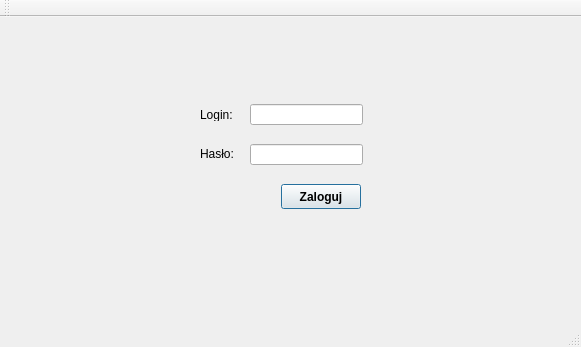
ekspensum/CPP_Projects, file WebServiceClient/loginwindow.ui: the form before one commit.
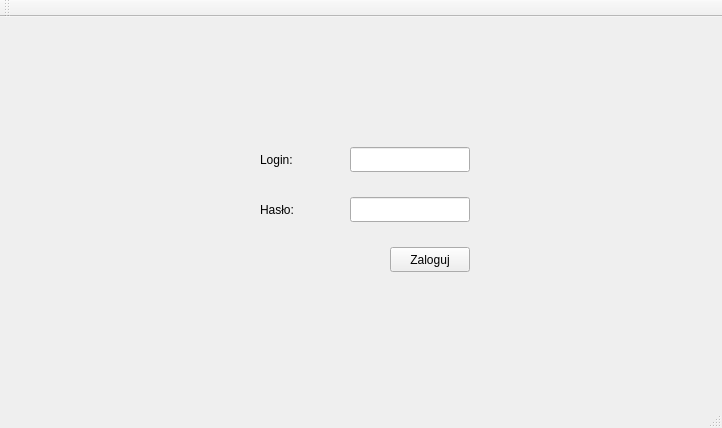
The form after the commit.

What changed in the file:
```diff
--- a/WebServiceClient/loginwindow.ui
+++ b/WebServiceClient/loginwindow.ui
@@ -6,72 +6,45 @@
    <rect>
     <x>0</x>
     <y>0</y>
-    <width>581</width>
-    <height>347</height>
+    <width>722</width>
+    <height>428</height>
    </rect>
   </property>
   <property name="windowTitle">
    <string>LoginWindow</string>
   </property>
   <widget class="QWidget" name="centralWidget">
-   <widget class="QPushButton" name="pushButtonLogin">
-    <property name="geometry">
-     <rect>
-      <x>281</x>
-      <y>167</y>
-      <width>80</width>
-      <height>25</height>
-     </rect>
-    </property>
-    <property name="font">
-     <font>
-      <weight>75</weight>
-      <bold>true</bold>
-     </font>
-    </property>
-    <property name="text">
-     <string>Zaloguj</string>
-    </property>
-    <property name="autoDefault">
-     <bool>false</bool>
-    </property>
-    <property name="default">
-     <bool>true</bool>
-    </property>
-   </widget>
-   <widget class="QLineEdit" name="lineEditPassword">
-    <property name="geometry">
-     <rect>
-      <x>250</x>
-      <y>127</y>
-      <width>113</width>
-      <height>21</height>
-     </rect>
-    </property>
-   </widget>
    <widget class="QLineEdit" name="lineEditLogin">
     <property name="geometry">
      <rect>
-      <x>250</x>
-      <y>87</y>
-      <width>113</width>
-      <height>21</height>
+      <x>350</x>
+      <y>130</y>
+      <width>120</width>
+      <height>25</height>
      </rect>
     </property>
    </widget>
-   <widget class="QLabel" name="label">
+   <widget class="QLineEdit" name="lineEditPassword">
     <property name="geometry">
      <rect>
-      <x>200</x>
-      <y>91</y>
-      <width>47</width>
-      <height>13</height>
+      <x>350</x>
+      <y>180</y>
+      <width>120</width>
+      <height>25</height>
      </rect>
     </property>
-    <property name="font">
-     <font>
-      <pointsize>9</pointsize>
-     </font>
+    <property name="echoMode">
+     <enum>QLineEdit::Password</enum>
+    </property>
+   </widget>
+   <widget class="QLabel" name="labelLogin">
+    <property name="geometry">
+     <rect>
+      <x>260</x>
+      <y>130</y>
+      <width>55</width>
+      <height>25</height>
+     </rect>
     </property>
     <property name="text">
      <string>Login:</string>
@@ -80,21 +53,29 @@
    <widget class="QLabel" name="label_2">
     <property name="geometry">
      <rect>
-      <x>200</x>
-      <y>130</y>
-      <width>47</width>
-      <height>13</height>
+      <x>260</x>
+      <y>180</y>
+      <width>55</width>
+      <height>25</height>
      </rect>
     </property>
-    <property name="font">
-     <font>
-      <pointsize>9</pointsize>
-     </font>
-    </property>
     <property name="text">
      <string>Hasło:</string>
     </property>
    </widget>
+   <widget class="QPushButton" name="pushButtonLogin">
+    <property name="geometry">
+     <rect>
+      <x>390</x>
+      <y>230</y>
+      <width>80</width>
+      <height>25</height>
+     </rect>
+    </property>
+    <property name="text">
+     <string>Zaloguj</string>
+    </property>
+   </widget>
   </widget>
   <widget class="QMenuBar" name="menuBar">
    <property name="geometry">
```
Left out of the diff: 11 changed lines with no effect on the pictures.
